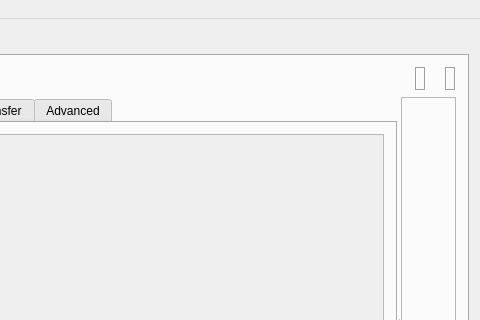
The window that Source/VoxRender/Interface/mainwindow.ui (nagyistoce/voxrender) describes before a commit, drawn with Qt 5; both pictures show x 320 to 800 and y 0 to 320 of the 800 by 600 pixel window.
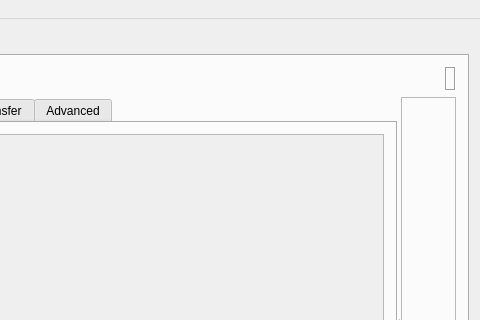
The same window after the commit. The open tabs and pages were chosen to show the change. Icons and pictures are not drawn.

Diff of the .ui file:
```diff
--- a/Source/VoxRender/Interface/mainwindow.ui
+++ b/Source/VoxRender/Interface/mainwindow.ui
@@ -213,44 +213,6 @@
             </property>
            </spacer>
           </item>
-          <item>
-           <widget class="QLabel" name="label_resolutionIcon">
-            <property name="sizePolicy">
-             <sizepolicy hsizetype="Fixed" vsizetype="Fixed">
-              <horstretch>0</horstretch>
-              <verstretch>0</verstretch>
-             </sizepolicy>
-            </property>
-            <property name="text">
-             <string/>
-            </property>
-            <property name="pixmap">
-             <pixmap resource="icons.qrc">:/icons/resolutionicon.png</pixmap>
-            </property>
-           </widget>
-          </item>
-          <item>
-           <widget class="QLabel" name="label_resolution">
-            <property name="sizePolicy">
-             <sizepolicy hsizetype="Preferred" vsizetype="Minimum">
-              <horstretch>0</horstretch>
-              <verstretch>0</verstretch>
-             </sizepolicy>
-            </property>
-            <property name="frameShape">
-             <enum>QFrame::Box</enum>
-            </property>
-            <property name="frameShadow">
-             <enum>QFrame::Sunken</enum>
-            </property>
-            <property name="text">
-             <string/>
-            </property>
-            <property name="alignment">
-             <set>Qt::AlignCenter</set>
-            </property>
-           </widget>
-          </item>
           <item>
            <widget class="QLabel" name="label_zoomIcon">
             <property name="sizePolicy">
```
Left out of the diff: 20 changed lines with no effect on the pictures.
